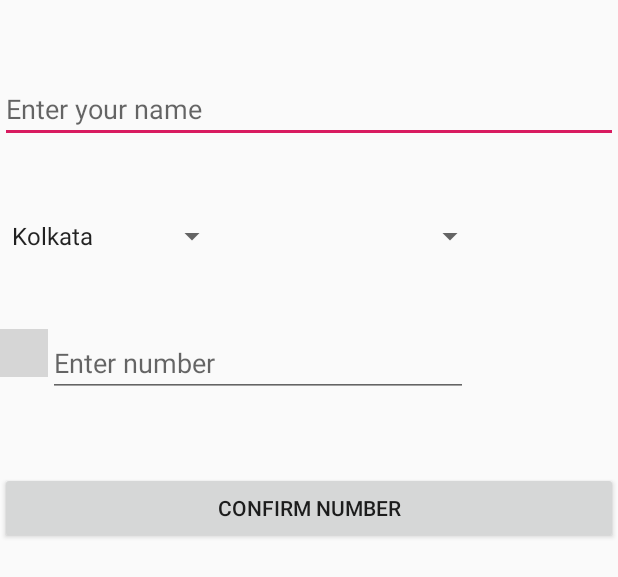
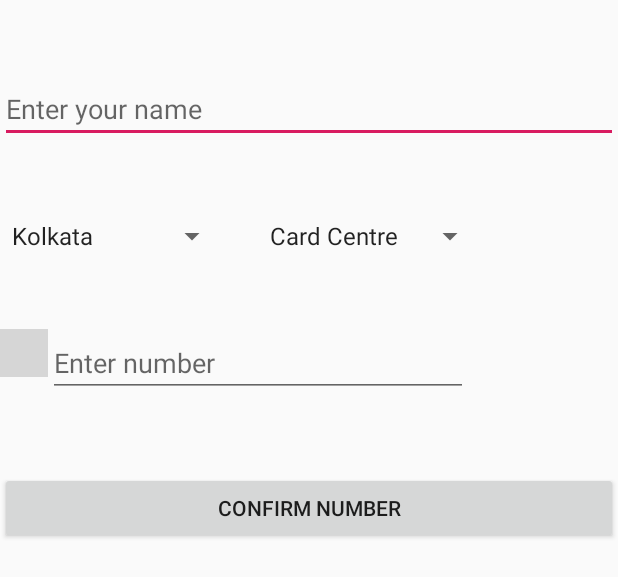
Before and after one commit to aWayOfLife/banQ, an Android app: the layout fragment_number.xml on its own in the app's theme, with its tools: preview values and no code run, on a phone screen of 412 x 824 dp. Shown: the top 577 px of the screen. Run offline under Robolectric (Android 15) with nearby library versions, the phone set to English and light mode, and no system bars; plain views replace CountryCodePicker; grey boxes are pictures that could not be loaded.

```diff
--- a/app/src/main/java/com/thetripod/banq/OTPFragment.java
+++ b/app/src/main/java/com/thetripod/banq/OTPFragment.java
@@ -147,7 +147,7 @@ public class OTPFragment extends Fragment {
 
                     //use = FirebaseAuth.getInstance().getCurrentUser();
                     bankerId =FirebaseAuth.getInstance().getCurrentUser().getUid();
-                    BankerDetails bankerDetails = new BankerDetails(bankerId,name,phone_number,"Delhi","AF SCHOOL DELHI");
+                    BankerDetails bankerDetails = new BankerDetails(bankerId,name,phone_number,city,branch);
                     firebaseDatabase.child(bankerId).setValue(bankerDetails);
 
 
--- a/app/src/main/res/layout/fragment_number.xml
+++ b/app/src/main/res/layout/fragment_number.xml
@@ -34,7 +34,8 @@
             <Spinner
                 android:id="@+id/spin_branch"
                 android:layout_width="152dp"
-                android:layout_height="match_parent" />
+                android:layout_height="match_parent"
+                android:entries="@array/bangalore_selector"/>
 
 
 
--- a/app/src/main/res/values/strings.xml
+++ b/app/src/main/res/values/strings.xml
@@ -17,6 +17,13 @@
         <item>Mumbai</item>
     </string-array>
 
+    <string-array name="bangalore_selector">
+        <item>Card Centre</item>
+        <item>CO GAD</item>
+        <item>DEVENAHALLI</item>
+        <item>J C ROAD</item>
+    </string-array>
+
     <string-array name="slot_selector">
         <item>1</item>
         <item>2</item>
```
Also changed, not shown: app/src/main/java/com/thetripod/banq/MainActivity.java (+50 -11 lines), app/src/main/java/com/thetripod/banq/NumberFragment.java (+18 -10 lines).
